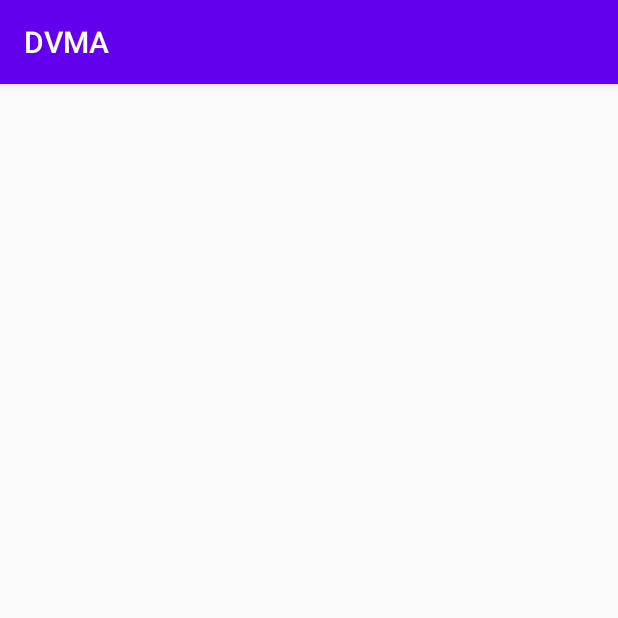
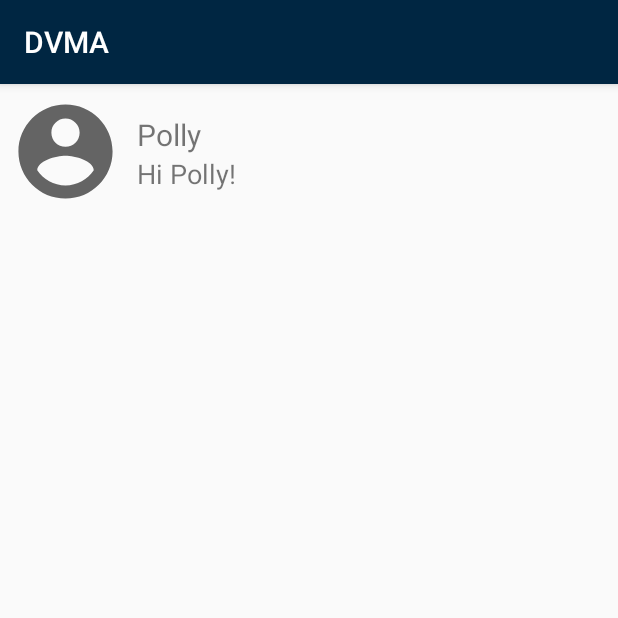
Before and after one commit to fishyeffs/DVMA, an Android app: the screen it shows after launch (MainActivity), on a phone screen of 412 x 824 dp, the top half of it. Run offline under Robolectric (Android 15) with nearby library versions, the phone set to English and light mode, and no system bars.

Commit message:
recyclerview for recent messages works

```diff
--- a/app/build.gradle
+++ b/app/build.gradle
@@ -30,8 +30,11 @@ dependencies {
     implementation 'androidx.core:core-ktx:1.3.2'
     implementation 'androidx.appcompat:appcompat:1.2.0'
     implementation 'androidx.constraintlayout:constraintlayout:2.0.4'
+    implementation 'com.google.android.material:material:1.2.1'
+    implementation 'androidx.wear:wear:1.1.0'
     testImplementation 'junit:junit:4.12'
     androidTestImplementation 'androidx.test.ext:junit:1.1.2'
     androidTestImplementation 'androidx.test.espresso:espresso-core:3.3.0'
+    compileOnly 'com.google.android.wearable:wearable:2.8.1'
 
 }
--- a/app/src/main/AndroidManifest.xml
+++ b/app/src/main/AndroidManifest.xml
@@ -1,6 +1,10 @@
 <?xml version="1.0" encoding="utf-8"?>
 <manifest xmlns:android="http://schemas.android.com/apk/res/android"
     package="com.example.dvma">
+
+    <uses-permission android:name="android.permission.WAKE_LOCK" />
+
+    <uses-feature android:name="android.hardware.type.watch" />
 
     <application
         android:allowBackup="true"
@@ -9,6 +13,19 @@
         android:roundIcon="@mipmap/ic_launcher_round"
         android:supportsRtl="true"
         android:theme="@style/AppTheme">
+        <uses-library
+            android:name="com.google.android.wearable"
+            android:required="true" />
+
+        <!--
+               Set to true if your app is Standalone, that is, it does not require the handheld
+               app to run.
+        -->
+        <meta-data
+            android:name="com.google.android.wearable.standalone"
+            android:value="true" />
+
+
         <activity android:name=".MainActivity">
             <intent-filter>
                 <action android:name="android.intent.action.MAIN" />
--- /dev/null
+++ b/app/src/main/java/com/example/dvma/Contact.kt
@@ -0,0 +1,5 @@
+package com.example.dvma
+
+public class Contact (var name : String,
+                      var msg : String,
+                      var img : Int?)
--- a/app/src/main/java/com/example/dvma/MainActivity.kt
+++ b/app/src/main/java/com/example/dvma/MainActivity.kt
@@ -2,10 +2,26 @@ package com.example.dvma
 
 import androidx.appcompat.app.AppCompatActivity
 import android.os.Bundle
+import androidx.recyclerview.widget.LinearLayoutManager
+import androidx.recyclerview.widget.RecyclerView
 
 class MainActivity : AppCompatActivity() {
+
+    lateinit var recyclerView : RecyclerView
+
+    //var names = resources.getStringArray(R.array.contacts)
+    //var msg = resources.getStringArray(R.array.msg_beginning)
+    //var img = arrayOf(Int)
+    //var profileImg = R.drawable.ic_baseline_account_circle_24
+
     override fun onCreate(savedInstanceState: Bundle?) {
         super.onCreate(savedInstanceState)
         setContentView(R.layout.activity_main)
+
+        var names = resources.getStringArray(R.array.contacts).toMutableList()
+        var msgs = resources.getStringArray(R.array.msg_beginning).toMutableList()
+        recyclerView = findViewById(R.id.recycler_view)
+        recyclerView.adapter = MyAdapter(this, names, msgs, 0)
+        recyclerView.layoutManager = LinearLayoutManager(this)
     }
 }
--- /dev/null
+++ b/app/src/main/java/com/example/dvma/MyAdapter.kt
@@ -0,0 +1,39 @@
+package com.example.dvma
+
+import android.content.Context
+import android.view.LayoutInflater
+import android.view.View
+import android.view.ViewGroup
+import androidx.recyclerview.widget.RecyclerView
+import kotlinx.android.synthetic.main.contact_item.view.*
+
+class MyAdapter(private val context : Context, private val contactsList: MutableList<String>, private val msgList: MutableList<String>, private val pfp : Int) : RecyclerView.Adapter<MyAdapter.ViewHolder>() {
+
+    override fun onCreateViewHolder(parent: ViewGroup, viewType: Int): ViewHolder {
+        val view = LayoutInflater.from(context).inflate(R.layout.contact_item, parent, false)
+        return ViewHolder(view)
+    }
+
+    override fun onBindViewHolder(holder: ViewHolder, position: Int) {
+        val contact : Contact = Contact(contactsList[position],msgList[position], pfp)
+        holder.set(contact)
+    }
+
+    override fun getItemCount(): Int {
+        return contactsList.size
+    }
+
+    inner class ViewHolder(itemView : View) : RecyclerView.ViewHolder(itemView), View.OnClickListener {
+        override fun onClick(p0: View?) {
+            TODO("Not yet implemented")
+        }
+
+        fun set(contact: Contact) {
+            itemView.name.text = contact.name
+            itemView.msg_text.text = contact.msg
+            //itemView.icon = contact.img
+            //image setting goes here
+        }
+
+    }
+}
--- /dev/null
+++ b/app/src/main/res/drawable/ic_baseline_account_circle_24.xml
@@ -0,0 +1,10 @@
+<vector xmlns:android="http://schemas.android.com/apk/res/android"
+    android:width="24dp"
+    android:height="24dp"
+    android:viewportWidth="24"
+    android:viewportHeight="24"
+    android:tint="?attr/colorControlNormal">
+  <path
+      android:fillColor="@android:color/white"
+      android:pathData="M12,2C6.48,2 2,6.48 2,12s4.48,10 10,10 10,-4.48 10,-10S17.52,2 12,2zM12,5c1.66,0 3,1.34 3,3s-1.34,3 -3,3 -3,-1.34 -3,-3 1.34,-3 3,-3zM12,19.2c-2.5,0 -4.71,-1.28 -6,-3.22 0.03,-1.99 4,-3.08 6,-3.08 1.99,0 5.97,1.09 6,3.08 -1.29,1.94 -3.5,3.22 -6,3.22z"/>
+</vector>
--- a/app/src/main/res/layout/activity_main.xml
+++ b/app/src/main/res/layout/activity_main.xml
@@ -6,4 +6,14 @@
     android:layout_height="match_parent"
     tools:context=".MainActivity">
 
+    <LinearLayout
+        android:layout_width="match_parent"
+        android:layout_height="match_parent">
+
+
+        <androidx.recyclerview.widget.RecyclerView
+            android:id="@+id/recycler_view"
+            android:layout_width="match_parent"
+            android:layout_height="match_parent" />
+    </LinearLayout>
 </androidx.constraintlayout.widget.ConstraintLayout>
--- /dev/null
+++ b/app/src/main/res/layout/contact_item.xml
@@ -0,0 +1,55 @@
+<?xml version="1.0" encoding="utf-8"?>
+<RelativeLayout
+    xmlns:android="http://schemas.android.com/apk/res/android"
+    android:layout_width="fill_parent"
+    android:layout_height="90dp"
+    android:padding="6dp"
+
+    android:clickable="true"
+    android:focusable="true">
+    <androidx.appcompat.widget.AppCompatImageView
+        android:id="@+id/icon"
+        android:layout_width="75dp"
+        android:layout_height="wrap_content"
+        android:layout_alignParentBottom="true"
+        android:layout_alignParentTop="true"
+        android:layout_marginEnd="10dp"
+        android:src="@drawable/ic_baseline_account_circle_24"
+        />
+
+    <androidx.appcompat.widget.AppCompatTextView
+        android:id="@+id/name"
+        android:layout_width="match_parent"
+        android:layout_height="wrap_content"
+        android:layout_marginTop="14dp"
+        android:layout_alignParentEnd="true"
+        android:layout_alignParentTop="true"
+        android:layout_alignWithParentIfMissing="true"
+        android:layout_toEndOf="@id/icon"
+        android:textSize="20sp"
+
+        />
+
+    <androidx.appcompat.widget.AppCompatTextView
+        android:id="@+id/msg_text"
+        android:layout_width="fill_parent"
+        android:layout_height="wrap_content"
+        android:layout_below="@id/name"
+        android:lines="1"
+        android:ellipsize="end"
+        android:scrollHorizontally="true"
+        android:layout_alignParentEnd="true"
+        android:layout_toEndOf="@id/icon"
+        android:textSize="18sp"
+        />
+
+    <View
+        android:id="@+id/separator"
+        android:layout_width="match_parent"
+        android:layout_height="2dp"
+        android:layout_below="@id/msg_text"
+        android:layout_marginTop="20dp"
+        android:background="@color/colorBackground"
+        />
+
+</RelativeLayout>
--- /dev/null
+++ b/app/src/main/res/values-round/strings.xml
@@ -0,0 +1,3 @@
+<resources>
+    <string name="hello_world">Hello Round World!</string>
+</resources>
--- a/app/src/main/res/values/colors.xml
+++ b/app/src/main/res/values/colors.xml
@@ -1,6 +1,7 @@
 <?xml version="1.0" encoding="utf-8"?>
 <resources>
-    <color name="colorPrimary">#6200EE</color>
-    <color name="colorPrimaryDark">#3700B3</color>
-    <color name="colorAccent">#03DAC5</color>
+    <color name="colorPrimary">#002642</color>
+    <color name="colorPrimaryDark">#FFF</color>
+    <color name="colorBackground">#E5DADA</color>
+    <color name="colorAccent">#80727B</color>
 </resources>
--- /dev/null
+++ b/app/src/main/res/values/dimens.xml
@@ -0,0 +1,15 @@
+<?xml version="1.0" encoding="utf-8"?>
+<resources>
+    <!--
+    Because the window insets on round devices are larger than 15dp, this padding only applies
+    to square screens.
+    -->
+    <dimen name="box_inset_layout_padding">0dp</dimen>
+
+    <!--
+    This padding applies to both square and round screens. The total padding between the buttons
+    and the window insets is box_inset_layout_padding (above variable) on square screens and
+    inner_frame_layout_padding (below variable) on round screens.
+    -->
+    <dimen name="inner_frame_layout_padding">5dp</dimen>
+</resources>
--- a/app/src/main/res/values/strings.xml
+++ b/app/src/main/res/values/strings.xml
@@ -1,3 +1,15 @@
 <resources>
     <string name="app_name">DVMA</string>
+    <string-array name="contacts">
+        <item>Polly</item>
+    </string-array>
+    <string-array name="msg_beginning">
+        <item>Hi Polly!</item>
+    </string-array>
+    <string name="title_activity_pin_login">PinLogin</string>
+    <!--
+    This string is used for square devices and overridden by hello_world in
+    values-round/strings.xml for round devices.
+    -->
+    <string name="hello_world">Hello Square World!</string>
 </resources>
```
